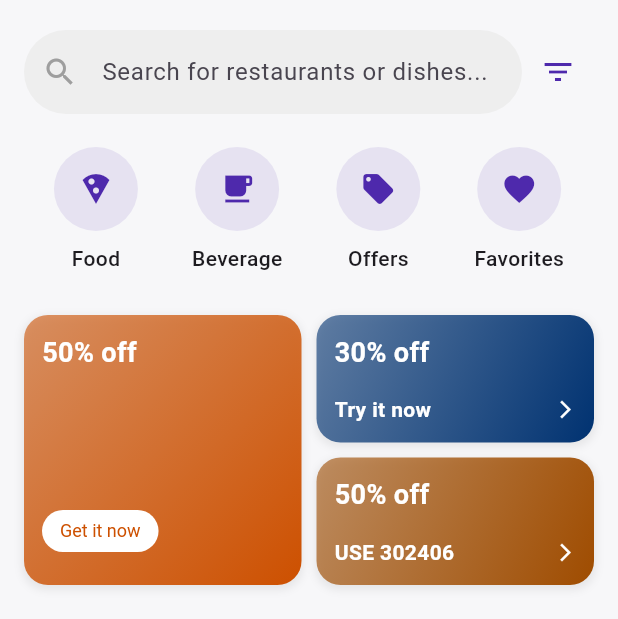
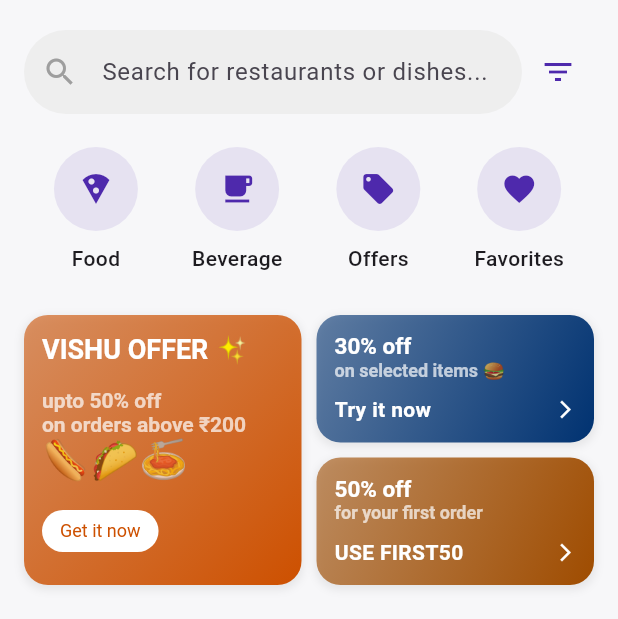
Before and after one commit to Adarsh-Polsey/brandopedia, a Flutter app: the screen it shows after launch, on a phone screen of 412 x 824 dp, the part 60-679 px from its top. Run offline on Flutter 3.47's test engine with Material 3 defaults, Android fonts, the light colour scheme and no system bars; drawn by our look-alikes of animated_text_kit, google_nav_bar; our stand-ins replace image_picker, shared_preferences, shimmer, sqflite; accounts and stored records are empty; network calls fail.

Commit message:
Home screen tidy up

```diff
--- a/lib/features/home/view/home_screen.dart
+++ b/lib/features/home/view/home_screen.dart
@@ -79,9 +79,12 @@ class _HomeScreenState extends State<HomeScreen> with TickerProviderStateMixin {
   @override
   Widget build(BuildContext context) {
     return Scaffold(
-      appBar: AppBar(toolbarHeight: 50,
-        elevation: 0,foregroundColor: Colors.transparent,
-        backgroundColor: Colors.transparent,scrolledUnderElevation: 0,
+      appBar: AppBar(
+        toolbarHeight: 50,
+        elevation: 0,
+        foregroundColor: Colors.transparent,
+        backgroundColor: Colors.transparent,
+        scrolledUnderElevation: 0,
         title: AnimatedTextKit(
           repeatForever: true,
           animatedTexts: [
@@ -121,7 +124,10 @@ class _HomeScreenState extends State<HomeScreen> with TickerProviderStateMixin {
             child: Column(
               children: [
                 Padding(
-                  padding: const EdgeInsets.symmetric(horizontal: 16.0,vertical: 10),
+                  padding: const EdgeInsets.symmetric(
+                    horizontal: 16.0,
+                    vertical: 10,
+                  ),
                   child: Column(
                     children: [
                       // Search and Filter Row
@@ -275,14 +281,26 @@ class _HomeScreenState extends State<HomeScreen> with TickerProviderStateMixin {
                       mainAxisAlignment: MainAxisAlignment.spaceEvenly,
                       children: [
                         _buildCategory(
-                          _selectedCategory == 'Food'?Icons.food_bank_outlined:Icons.local_pizza,
-                          _selectedCategory == 'Food'?'All':'Food',
-                          onTap: () => _selectedCategory == 'Food'?_selectCategory('All'):_selectCategory('Food'),
+                          _selectedCategory == 'Food'
+                              ? Icons.food_bank_outlined
+                              : Icons.local_pizza,
+                          _selectedCategory == 'Food' ? 'All' : 'Food',
+                          onTap:
+                              () =>
+                                  _selectedCategory == 'Food'
+                                      ? _selectCategory('All')
+                                      : _selectCategory('Food'),
                         ),
                         _buildCategory(
-                          _selectedCategory == 'Beverage'?Icons.food_bank_outlined:Icons.local_cafe,
-                          _selectedCategory == 'Beverage'?'All':'Beverage',
-                          onTap: () =>  _selectedCategory == 'Beverage'?_selectCategory('All'):_selectCategory('Beverage'),
+                          _selectedCategory == 'Beverage'
+                              ? Icons.food_bank_outlined
+                              : Icons.local_cafe,
+                          _selectedCategory == 'Beverage' ? 'All' : 'Beverage',
+                          onTap:
+                              () =>
+                                  _selectedCategory == 'Beverage'
+                                      ? _selectCategory('All')
+                                      : _selectCategory('Beverage'),
                         ),
 
                         _buildCategory(
@@ -319,13 +337,45 @@ class _HomeScreenState extends State<HomeScreen> with TickerProviderStateMixin {
                             Expanded(
                               flex: 1,
                               child: _buildOfferCard(
-                                "50% off",
                                 "Get it now",
                                 [
                                   AppColorpallete.sideColor1.withAlpha(150),
                                   AppColorpallete.sideColor1,
                                 ],
-                                onTap: () => _applyPromoCode("FIRST50"),
+                                widget: RichText(
+                                  text: TextSpan(
+                                    text: "VISHU OFFER ✨\n",
+                                    style: const TextStyle(
+                                      color: Colors.white,
+                                      fontWeight: FontWeight.bold,
+                                      fontSize: 18,
+                                    ),
+                                    children: [
+                                      TextSpan(
+                                        text: "\nupto 50% off",
+                                        style: const TextStyle(
+                                          color: Colors.white70,
+                                          fontSize: 14,
+                                        ),
+                                      ),
+                                      TextSpan(
+                                        text: "\non orders above ₹200",
+                                        style: const TextStyle(
+                                          color: Colors.white70,
+                                          fontSize: 14,
+                                        ),
+                                      ),
+                                      TextSpan(
+                                        text: "\n🌭🌮🍝",
+                                        style: const TextStyle(
+                                          color: Colors.white70,
+                                          fontSize: 26,
+                                        ),
+                                      ),
+                                    ],
+                                  ),
+                                ),
+                                onTap: () => _applyPromoCode("HAPPYVISHU"),
                               ),
                             ),
                             const SizedBox(width: 10),
@@ -336,7 +386,6 @@ class _HomeScreenState extends State<HomeScreen> with TickerProviderStateMixin {
                                 children: [
                                   Expanded(
                                     child: _buildOfferCard(
-                                      "30% off",
                                       "Try it now",
                                       [
                                         AppColorpallete.sideColor2.withAlpha(
@@ -345,14 +394,33 @@ class _HomeScreenState extends State<HomeScreen> with TickerProviderStateMixin {
                                         AppColorpallete.sideColor2,
                                       ],
                                       button: false,
-                                      onTap: () => _applyPromoCode("NEW30"),
+                                      widget: RichText(
+                                  text: TextSpan(
+                                    text: "30% off \n",
+                                    style: const TextStyle(
+                                      color: Colors.white,
+                                      fontWeight: FontWeight.bold,
+                                      fontSize: 15,
+                                    ),
+                                    children: [
+                                      TextSpan(
+                                        text: "on selected items 🍔",
+                                        style: const TextStyle(
+                                          color: Colors.white70,
+                                          fontSize: 12,
+                                        ),
+                                      ),
+
+                                    ],
+                                  ),
+                                ),
+                                      onTap: () => _applyPromoCode("GET30"),
                                     ),
                                   ),
                                   const SizedBox(height: 10),
                                   Expanded(
                                     child: _buildOfferCard(
-                                      "50% off",
-                                      "USE 302406",
+                                      "USE FIRST50",
                                       [
                                         AppColorpallete.sideColor3.withAlpha(
                                           150,
@@ -360,7 +428,27 @@ class _HomeScreenState extends State<HomeScreen> with TickerProviderStateMixin {
                                         AppColorpallete.sideColor3,
                                       ],
                                       button: false,
-                                      onTap: () => _applyPromoCode("302406"),
+                                      widget:  RichText(
+                                  text: TextSpan(
+                                    text: "50% off \n",
+                                    style: const TextStyle(
+                                      color: Colors.white,
+                                      fontWeight: FontWeight.bold,
+                                      fontSize: 15,
+                                    ),
+                                    children: [
+                                      TextSpan(
+                                        text: "for your first order",
+                                        style: const TextStyle(
+                                          color: Colors.white70,
+                                          fontSize: 12,
+                                        ),
+                                      ),
+
+                                    ],
+                                  ),
+                                ),
+                                      onTap: () => _applyPromoCode("FIRST50"),
                                     ),
                                   ),
                                 ],
@@ -397,7 +485,7 @@ class _HomeScreenState extends State<HomeScreen> with TickerProviderStateMixin {
                             color: Colors.white,
                           ),
                         ),
-                          Text(
+                        Text(
                           "What's in $_selectedLocation",
                           style: TextStyle(
                             fontSize: 14,
@@ -591,7 +679,7 @@ class _HomeScreenState extends State<HomeScreen> with TickerProviderStateMixin {
   Widget _buildLocationPickerOverlay() {
     return Positioned.fill(
       child: Container(
-        color: Colors.black.withValues(alpha:0.5),
+        color: Colors.black.withValues(alpha: 0.5),
         child: Center(
           child: Container(
             margin: const EdgeInsets.symmetric(horizontal: 40),
@@ -637,8 +725,8 @@ class _HomeScreenState extends State<HomeScreen> with TickerProviderStateMixin {
                     ),
                     title: Text(_availableLocations[index]),
                     selected: _selectedLocation == _availableLocations[index],
-                    selectedTileColor: AppColorpallete.primaryColor.withValues(alpha:
-                      0.1,
+                    selectedTileColor: AppColorpallete.primaryColor.withValues(
+                      alpha: 0.1,
                     ),
                     shape: RoundedRectangleBorder(
                       borderRadius: BorderRadius.circular(10),
@@ -858,7 +946,9 @@ class _HomeScreenState extends State<HomeScreen> with TickerProviderStateMixin {
             },
             child: CircleAvatar(
               radius: 28,
-              backgroundColor: AppColorpallete.primaryColor.withValues(alpha:0.1),
+              backgroundColor: AppColorpallete.primaryColor.withValues(
+                alpha: 0.1,
+              ),
               child: Icon(icon, color: AppColorpallete.primaryColor, size: 24),
             ),
           ),
@@ -870,10 +960,10 @@ class _HomeScreenState extends State<HomeScreen> with TickerProviderStateMixin {
   }
 
   Widget _buildOfferCard(
-    String text,
     String subTitle,
     List<Color> color, {
     bool button = true,
+    required Widget widget,
     required Function() onTap,
   }) {
     return GestureDetector(
@@ -889,7 +979,7 @@ class _HomeScreenState extends State<HomeScreen> with TickerProviderStateMixin {
           borderRadius: BorderRadius.circular(16),
           boxShadow: [
             BoxShadow(
-              color: Colors.grey.withValues(alpha:0.2),
+              color: Colors.grey.withValues(alpha: 0.2),
               spreadRadius: 1,
               blurRadius: 4,
               offset: const Offset(0, 2),
@@ -900,14 +990,7 @@ class _HomeScreenState extends State<HomeScreen> with TickerProviderStateMixin {
           crossAxisAlignment: CrossAxisAlignment.start,
           mainAxisAlignment: MainAxisAlignment.spaceBetween,
           children: [
-            Text(
-              text,
-              style: const TextStyle(
-                color: Colors.white,
-                fontWeight: FontWeight.bold,
-                fontSize: 18,
-              ),
-            ),
+            widget,
             button
                 ? ElevatedButton(
                   style: ElevatedButton.styleFrom(
--- a/lib/main.dart
+++ b/lib/main.dart
@@ -10,7 +10,7 @@ import 'package:flutter/material.dart';
 import 'package:provider/provider.dart';
 
 void main() {
-  // TODO: Factorize _buildWidget , Add photos for dishes, offer section home screen - tidy up
+  // TODO: Factorize _buildWidget , Add photos for dishes,notifications
   runApp(
     MultiProvider(
       providers: [
```
